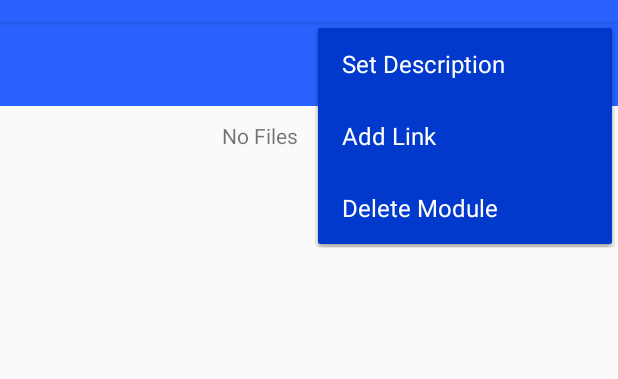
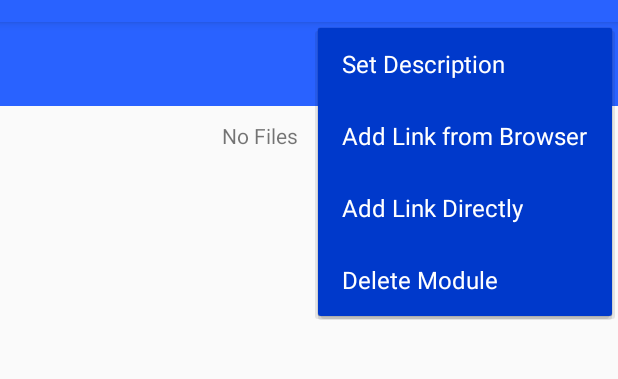
Before and after one commit to theturboturnip/warwick-browser, an Android app: the SingleModuleActivity screen opened directly, with no data from a screen before it, with the options menu open, on a phone screen of 412 x 824 dp, the part 62-441 px from its top. Run offline under Robolectric (Android 15) with nearby library versions, the phone set to English and light mode, and no system bars; our stand-ins replace Room's generated code.

Commit message:
Refactored link creation and added a new option for adding links directly

```diff
--- a/app/src/main/java/com/turboturnip/warwickbrowser/ui/MainActivity.java
+++ b/app/src/main/java/com/turboturnip/warwickbrowser/ui/MainActivity.java
@@ -216,4 +216,9 @@ public class MainActivity extends AppCompatActivity implements AddModuleDialogFr
     public void onSortUpdateRequested(long moduleId, SortBy newSort) {
         new AsyncDBModuleUpdateSortBy(ModuleDatabase.getDatabase(this), moduleId, newSort).execute();
     }
+
+    @Override
+    public void onModuleLinkAdded(long moduleId, String title, String selected) {
+        new AsyncDBModuleLinkInsert(ModuleDatabase.getDatabase(this), new ModuleLink(moduleId, title, selected)).execute();
+    }
 }
--- a/app/src/main/java/com/turboturnip/warwickbrowser/ui/dialog/ModuleDialogHandler.java
+++ b/app/src/main/java/com/turboturnip/warwickbrowser/ui/dialog/ModuleDialogHandler.java
@@ -2,5 +2,6 @@ package com.turboturnip.warwickbrowser.ui.dialog;
 
 public interface ModuleDialogHandler extends DeleteModuleDialogFragment.ShouldDeleteListener,
         UpdateDescriptionDialogFragment.ShouldUpdateDescriptionListener,
-        UpdateSortDialogFragment.ShouldUpdateSortListener
+        UpdateSortDialogFragment.ShouldUpdateSortListener,
+        AddModuleLinkDialogFragment.AddModuleLinkListener
 {}
--- a/app/src/main/res/menu/module_context_menu.xml
+++ b/app/src/main/res/menu/module_context_menu.xml
@@ -12,8 +12,12 @@
         android:title="@string/set_description"
         />
     <item
-        android:id="@+id/action_add_link"
-        android:title="@string/add_link"
+        android:id="@+id/action_add_link_browser"
+        android:title="@string/add_link_browser"
+        app:showAsAction="never" />
+    <item
+        android:id="@+id/action_add_link_manual"
+        android:title="@string/add_link_manual"
         app:showAsAction="never" />
     <item
         android:id="@+id/action_delete_module"
--- a/app/src/main/res/values/strings.xml
+++ b/app/src/main/res/values/strings.xml
@@ -18,9 +18,10 @@
     <string name="new_file_name">New Name</string>
     <string name="new_name_target_hint">New Name</string>
     <string name="set_description">Set Description</string>
-    <string name="add_link">Add Link</string>
+    <string name="add_link_browser">Add Link from Browser</string>
+    <string name="add_link_manual">Add Link Directly</string>
     <string name="delete_module">Delete Module</string>
-    <string name="sort_by">Sort By...</string>
+    <string name="sort_by">Sort By&#8230;</string>
     <string name="new_description">New Description</string>
     <string name="new_description_hint">New Description</string>
 </resources>
```
Also changed, not shown: app/src/main/java/com/turboturnip/warwickbrowser/ui/ModuleAddLinkActivity.java (+8 -10 lines), app/src/main/java/com/turboturnip/warwickbrowser/ui/ModuleView.java (+7 -1 lines), app/src/main/java/com/turboturnip/warwickbrowser/ui/SingleModuleActivity.java (+8 -6 lines), app/src/main/java/com/turboturnip/warwickbrowser/ui/dialog/AddModuleLinkDialogFragment.java (+38 -6 lines).
